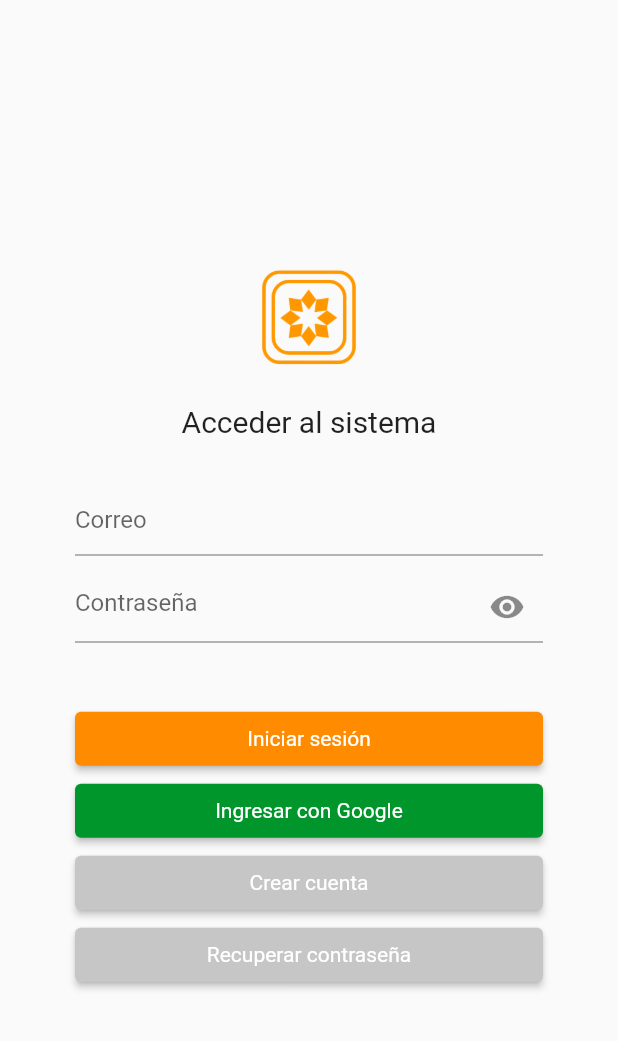
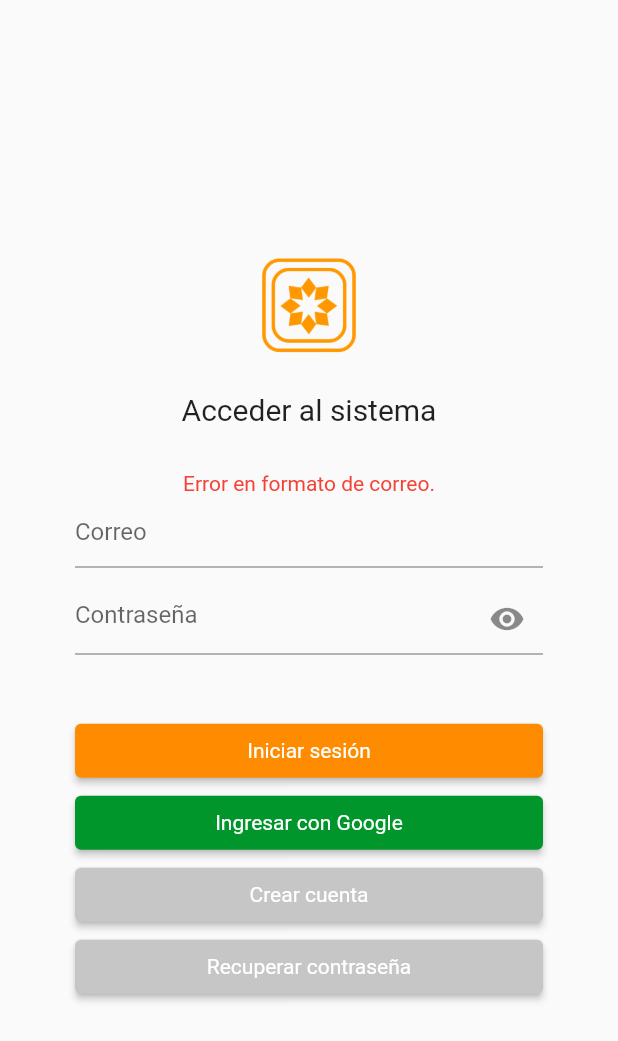
Before and after one commit to ggarma/g3_asignacion_5, a Flutter app: the screen it shows after launch, after a tap on "Iniciar sesión", on a phone screen of 412 x 824 dp. Shown: the top 1041 px of the screen. Run offline on Flutter 3.47's test engine with Material 2 defaults, Android fonts, the phone set to English and light mode, and no system bars; our stand-ins replace firebase_auth, firebase_core; accounts and stored records are empty.

Commit message:
commit11

```diff
--- a/lib/views/AuthPage.dart
+++ b/lib/views/AuthPage.dart
@@ -11,7 +11,8 @@ class AuthPage extends StatelessWidget {
         stream:FirebaseAuth.instance.authStateChanges(),
         builder:(context,snapshot){
           if (snapshot.connectionState == ConnectionState.waiting) {
-            // Si el estado de conexión es "waiting", es decir, el stream está esperando la respuesta, muestra un indicador de carga o cualquier otro widget que desees.
+            // Si el estado de conexión es "waiting", es decir, el stream está esperando la respuesta,
+            ////muestra un indicador de carga o cualquier otro widget que desees.
             return Center(
               child: CircularProgressIndicator(),
             );
--- a/lib/views/HomeView.dart
+++ b/lib/views/HomeView.dart
@@ -108,7 +108,9 @@ class _HomeViewState extends State<HomeView> {
                                               : Colors.white)),
                                   child: Image.network(
                                       snapshot.data['image_url'],
-                                      fit: BoxFit.cover),
+                                      fit: BoxFit.cover, errorBuilder: (context, error, stackTrace) {
+                                        return Image.asset('assets/user_default.png', fit: BoxFit.cover);
+                                      },),
                                   clipBehavior: Clip.hardEdge,
                                 ),
                                 Text(
--- a/lib/views/Login.dart
+++ b/lib/views/Login.dart
@@ -20,6 +20,17 @@ class _LoginViewState extends State<LoginView> {
   final TextEditingController _emailController = TextEditingController();
   final TextEditingController _passwordController = TextEditingController();
   bool obscure = true;
+  bool _isValidEmail = true;
+  var message = '';
+
+  bool _validateEmail() {
+    // Expresión regular para validar el formato de correo electrónico.
+    final emailRegExp = RegExp(r'^[\w-\.]+@([\w-]+\.)+[\w-]{2,4}$');
+    setState(() {
+      _isValidEmail = emailRegExp.hasMatch(_emailController.text);
+    });
+    return _isValidEmail;
+  }
 
   void navigateToCreateAccount() {
     Navigator.pushNamed(context, '/createAccount');
@@ -29,46 +40,48 @@ class _LoginViewState extends State<LoginView> {
     Navigator.pushNamed(context, '/resetPassword');
   }
 
-  //Método de Inicio de Sesión
-  // void signUserIn() async{
-  //   await FirebaseAuth.instance.signInWithEmailAndPassword(
-  //     email: _emailController.text,
-  //     password: _passwordController.text)
-  //     .then((value) async {
-
-  //     });
-  // }
-
   void signUserIn() async {
-    UserCredential userCredential = await FirebaseAuth.instance
+    if (_validateEmail()) {
+      await FirebaseAuth.instance
           .signInWithEmailAndPassword(
-            email: _emailController.text, password: _passwordController.text);
-
-    if (userCredential.user != null) {
-      String uid = userCredential.user!.uid;
+              email: _emailController.text, password: _passwordController.text)
+          .then((value) async {
+        String uid = value.user!.uid;
         var user = await getUserValidation(uid);
         if (user['name'] != '') {
           print("Logged in");
+          setState(() {
+            message = 'Inicio de sesión exitoso.';
+          });
+          Future.delayed(Duration(seconds: 3), () {
             Navigator.pushReplacementNamed(context, '/home',
                 arguments: {'id': user['id']});
+          });
         } else {
-        print('No se pudo obtener el usuario después de iniciar sesión.');
+          setState(() {
+            message = 'Error: No se encontró correo.';
+          });
         }
+      }).onError((error, stackTrace) {
+        if(_passwordController.text == ''){
+          setState(() {
+          message = 'Error: Ingrese contraseña.';
+        });
+        }else{
+          setState(() {
+          message = 'Error: Cuenta no existe.';
+        });
+        }
+      });
     } else {
-      print('No se pudo obtener el usuario después de iniciar sesión.');
+      setState(() {
+        message = 'Error en formato de correo.';
+      });
     }
   }
 
   void onTap() {
-    //FirebaseAuth.instance. [autocompletado]
     setState(() {
-      //luego del .then es para que se ejecute luego
-      // .then((value) async {
-      //                 id = value.user!.uid;
-      //                 print("Logged In");
-      //                 Navigator.pushReplacementName(
-      //                     );
-      //               });
       obscure = !obscure;
     });
   }
@@ -107,6 +120,12 @@ class _LoginViewState extends State<LoginView> {
               ),
               SizedBox(
                 height: 30,
+              ),
+              Text(
+                message,
+                style: TextStyle(
+                    color:
+                        message.contains("Error") ? Colors.red : Colors.green),
               ),
               Platform.isAndroid
                   ? AndroidTextField('Correo', _emailController)
```
Also changed, not shown: lib/views/ResetPassword.dart (+28 -3 lines), assets/user_default.png (added). Lines whose indentation alone changed are shown as unchanged.
